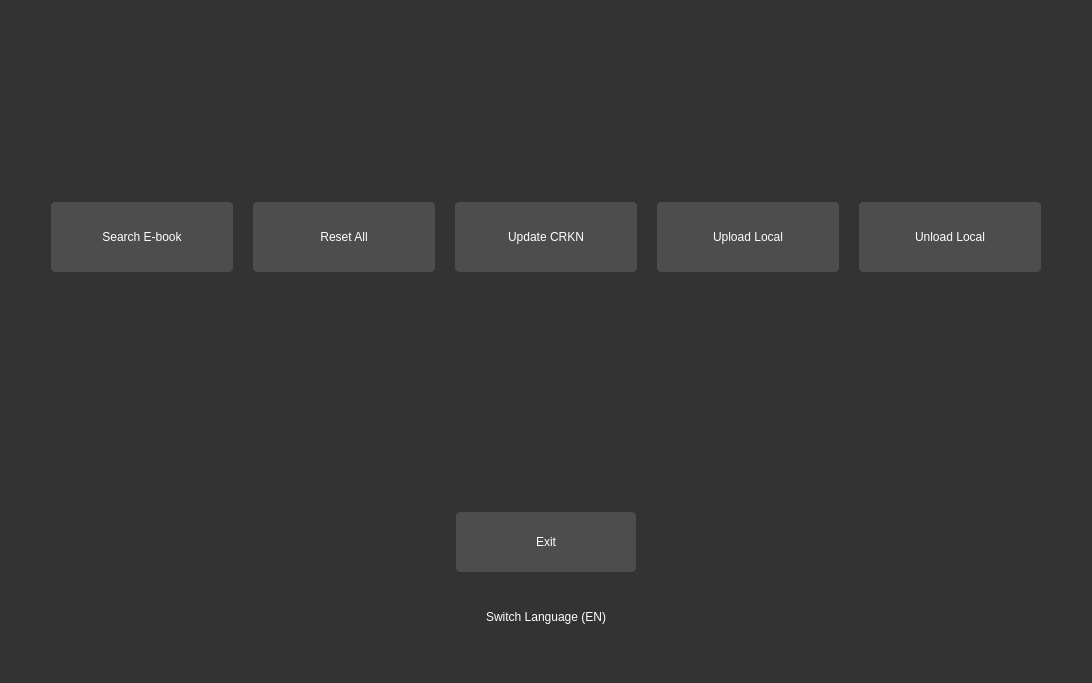
Teky500/Ebook-PR-Application, file source/features/ui/homepage.ui: the form before one commit.
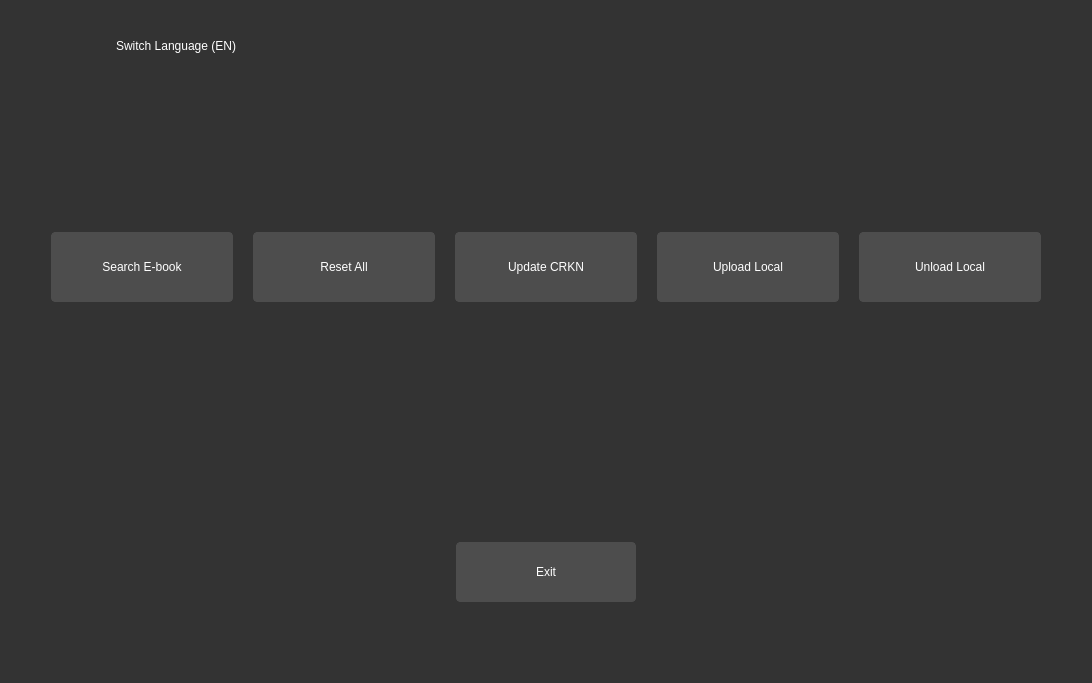
The form after the commit.

Commit message: fixed switch button - reem

```diff
--- a/source/features/ui/homepage.ui
+++ b/source/features/ui/homepage.ui
@@ -107,13 +107,51 @@
   <layout class="QHBoxLayout" name="horizontalLayout_3">
    <item>
     <layout class="QVBoxLayout" name="verticalLayout">
+     <item>
+      <widget class="QPushButton" name="switch_language">
+       <property name="minimumSize">
+        <size>
+         <width>0</width>
+         <height>70</height>
+        </size>
+       </property>
+       <property name="maximumSize">
+        <size>
+         <width>260</width>
+         <height>70</height>
+        </size>
+       </property>
+       <property name="cursor">
+        <cursorShape>PointingHandCursor</cursorShape>
+       </property>
+       <property name="layoutDirection">
+        <enum>Qt::LeftToRight</enum>
+       </property>
+       <property name="styleSheet">
+        <string notr="true">    QPushButton {
+        background-color: #333333;
+        border: 1px solid #333333;
+        border-radius: 4px;
+        color: #ffffff;
+        padding: 5px;
+		font: 700 17pt &quot;Segoe UI&quot;;
+    }
+    QPushButton:hover {
+		font: 700 18pt &quot;Segoe UI&quot;;
+    }</string>
+       </property>
+       <property name="text">
+        <string>Switch Language (EN)</string>
+       </property>
+      </widget>
+     </item>
      <item>
       <layout class="QHBoxLayout" name="horizontalLayout">
        <property name="leftMargin">
         <number>0</number>
        </property>
        <property name="topMargin">
-        <number>50</number>
+        <number>20</number>
        </property>
        <item>
         <widget class="QLabel" name="set_university_name">
@@ -146,7 +184,7 @@
       </layout>
      </item>
      <item>
-      <layout class="QVBoxLayout" name="verticalLayout_3" stretch="0,0,0">
+      <layout class="QVBoxLayout" name="verticalLayout_3" stretch="0,0">
        <property name="spacing">
         <number>20</number>
        </property>
@@ -163,7 +201,7 @@
         <number>5</number>
        </property>
        <property name="bottomMargin">
-        <number>30</number>
+        <number>70</number>
        </property>
        <item>
         <layout class="QHBoxLayout" name="horizontalLayout_5">
@@ -326,41 +364,6 @@
          </item>
         </layout>
        </item>
-       <item>
-        <widget class="QPushButton" name="switch_language">
-         <property name="minimumSize">
-          <size>
-           <width>0</width>
-           <height>50</height>
-          </size>
-         </property>
-         <property name="maximumSize">
-          <size>
-           <width>16777215</width>
-           <height>50</height>
-          </size>
-         </property>
-         <property name="cursor">
-          <cursorShape>PointingHandCursor</cursorShape>
-         </property>
-         <property name="styleSheet">
-          <string notr="true">    QPushButton {
-        background-color: #333333;
-        border: 1px solid #333333;
-        border-radius: 4px;
-        color: #ffffff;
-        padding: 5px;
-		font: 700 16pt &quot;Segoe UI&quot;;
-    }
-    QPushButton:hover {
-		font: 700 18pt &quot;Segoe UI&quot;;
-    }</string>
-         </property>
-         <property name="text">
-          <string>Switch Language (EN)</string>
-         </property>
-        </widget>
-       </item>
       </layout>
      </item>
     </layout>
```
The commit also changes 1 other file.
